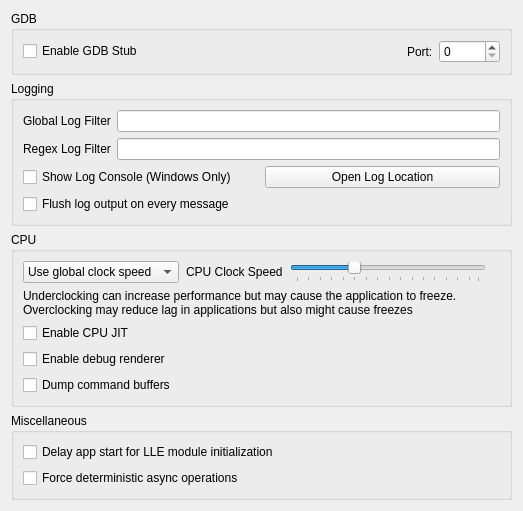
The window that src/citra_qt/configuration/configure_debug.ui (wrybyte/azahar) describes before a commit, drawn with Qt 5.
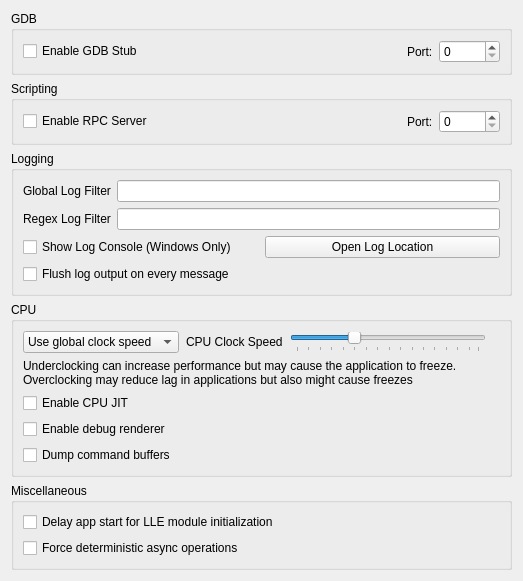
The same window after the commit.

Commit message:
scripting: Add QT config options for scripting RPC server
- The RPC server can be optionally disabled if the user desires.
- The server port number is now changable.

Diff of the .ui file:
```diff
--- a/src/citra_qt/configuration/configure_debug.ui
+++ b/src/citra_qt/configuration/configure_debug.ui
@@ -54,7 +54,61 @@
           <item>
            <widget class="QSpinBox" name="gdbport_spinbox">
             <property name="maximum">
-             <number>65536</number>
+             <number>65535</number>
+            </property>
+           </widget>
+          </item>
+         </layout>
+        </item>
+       </layout>
+      </widget>
+     </item>
+    </layout>
+   </item>
+   <item>
+    <layout class="QVBoxLayout" name="verticalLayout_scripting_1">
+     <item>
+      <widget class="QGroupBox" name="groupBox_scripting">
+       <property name="title">
+        <string>Scripting</string>
+       </property>
+       <layout class="QVBoxLayout" name="verticalLayout_scripting_2">
+        <item>
+         <layout class="QHBoxLayout" name="horizontalLayout_scripting">
+          <item>
+           <widget class="QCheckBox" name="toggle_rpc_server">
+            <property name="toolTip">
+             <string>&lt;html&gt;&lt;head/&gt;&lt;body&gt;&lt;p&gt;Enables the RPC server for scripting. Safe to disable if scripting is not in use.&lt;/p&gt;&lt;/body&gt;&lt;/html&gt;</string>
+            </property>
+            <property name="text">
+             <string>Enable RPC Server</string>
+            </property>
+           </widget>
+          </item>
+          <item>
+           <spacer name="horizontalSpacer_scripting">
+            <property name="orientation">
+             <enum>Qt::Horizontal</enum>
+            </property>
+            <property name="sizeHint" stdset="0">
+             <size>
+              <width>40</width>
+              <height>20</height>
+             </size>
+            </property>
+           </spacer>
+          </item>
+          <item>
+           <widget class="QLabel" name="label_scripting">
+            <property name="text">
+             <string>Port:</string>
+            </property>
+           </widget>
+          </item>
+          <item>
+           <widget class="QSpinBox" name="rpc_server_port_spinbox">
+            <property name="maximum">
+             <number>65535</number>
             </property>
            </widget>
           </item>
```
Left out of the diff: 18 changed lines with no effect on the pictures. The commit also changes 6 other files.
